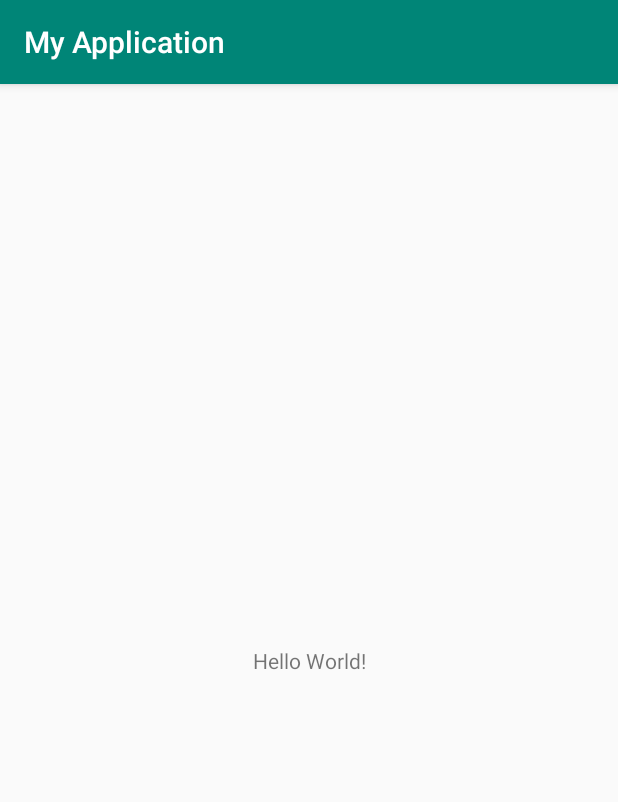
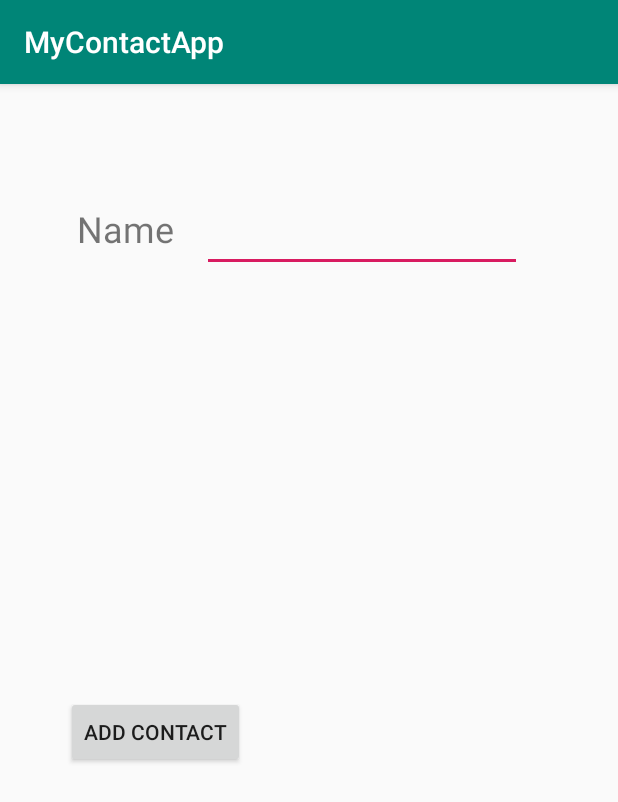
Before and after one commit to carneyb3592/CarneyBen_SQLnotes, an Android app: the screen it shows after launch (MainActivity), on a phone screen of 412 x 824 dp. Shown: the top 802 px of the screen. Run offline under Robolectric (Android 15) with nearby library versions, the phone set to English and light mode, and no system bars; 1 statement that could not run was skipped.

Commit message:
Updated SQL

```diff
--- a/app/build.gradle
+++ b/app/build.gradle
@@ -3,7 +3,7 @@ apply plugin: 'com.android.application'
 android {
     compileSdkVersion 28
     defaultConfig {
-        applicationId "com.example.myapplication"
+        applicationId "com.example.mycontactapp"
         minSdkVersion 19
         targetSdkVersion 28
         versionCode 1
--- a/app/src/main/AndroidManifest.xml
+++ b/app/src/main/AndroidManifest.xml
@@ -1,6 +1,6 @@
 <?xml version="1.0" encoding="utf-8"?>
 <manifest xmlns:android="http://schemas.android.com/apk/res/android"
-    package="com.example.myapplication">
+    package="com.example.mycontactapp">
 
     <application
         android:allowBackup="true"
--- /dev/null
+++ b/app/src/main/java/com/example/mycontactapp/DatabaseHelper.java
@@ -0,0 +1,59 @@
+package com.example.mycontactapp;
+
+import android.content.ContentValues;
+import android.content.Context;
+import android.database.sqlite.SQLiteDatabase;
+import android.database.sqlite.SQLiteOpenHelper;
+import android.support.annotation.IntegerRes;
+import android.support.annotation.Nullable;
+import android.util.Log;
+
+public class DatabaseHelper extends SQLiteOpenHelper {
+    public static final int DATABASE_VERSION = 1;
+    public static final String DATABASE_NAME = "Contact2019.db";
+    public static final String TABLE_NAME = "Contact2019_table";
+    public static final String ID = "ID";
+    public static final String COLUMN_NAME_CONTACT = "contact";
+    public static final String COLUMN_NAME_PHONE = "phone";
+    public static final String COLUMN_NAME_ADDRESS = "address";
+    public static final String SQL_CREATE_ENTRIES =
+            "CREATE TABLE " + TABLE_NAME + " (" +
+                    ID  + "INTEGER PRIMARY KEY AUTOINCREMENT," +
+                    COLUMN_NAME_CONTACT + " TEXT" + COLUMN_NAME_PHONE + "INTERGER" + COLUMN_NAME_ADDRESS + "TEXT)";
+
+    public static final String SQL_DELETE_ENTRIES =
+            "DROP TABLE IF EXISTS "  + TABLE_NAME;
+
+    public DatabaseHelper(Context context) {
+        super(context, DATABASE_NAME, null,  1);
+        SQLiteDatabase db = this.getWritableDatabase(); //FOR TEST ONLY, REMOVE LATER
+        Log.d("MyContactApp","DatabaseHelper: constructed the DatabaseHelper");
+    }
+
+    @Override
+    public void onCreate(SQLiteDatabase db) {
+        Log.d("MyContactApp","DatabaseHelper: creating db");
+        db.execSQL(SQL_CREATE_ENTRIES);
+    }
+
+    @Override
+    public void onUpgrade(SQLiteDatabase db, int oldVersion, int newVersion) {
+        db.execSQL(SQL_DELETE_ENTRIES);
+        onCreate(db);
+    }
+    public boolean insertData(String name){
+        Log.d("MyContactApp","DatabaseHelper: inserting data");
+        SQLiteDatabase db = getWritableDatabase();
+        ContentValues contentValues = new ContentValues();
+        contentValues.put(COLUMN_NAME_CONTACT,name);
+        long result = db.insert(TABLE_NAME, null, contentValues);
+        if(result == -1){
+            Log.d("MyContactApp","DatabaseHelper: Contact insert - FAILED");
+            return false;
+        }
+        else{
+            Log.d("MyContactApp","DatabaseHelper: Contact insert - PASSED");
+            return true;
+        }
+    }
+}
--- /dev/null
+++ b/app/src/main/java/com/example/mycontactapp/MainActivity.java
@@ -0,0 +1,36 @@
+package com.example.mycontactapp;
+
+import android.content.ContentValues;
+import android.database.sqlite.SQLiteDatabase;
+import android.support.v7.app.AppCompatActivity;
+import android.os.Bundle;
+import android.util.Log;
+import android.view.View;
+import android.widget.EditText;
+import android.widget.Toast;
+
+public class MainActivity extends AppCompatActivity {
+    DatabaseHelper myDb;
+    EditText editName;
+    @Override
+    protected void onCreate(Bundle savedInstanceState) {
+        super.onCreate(savedInstanceState);
+        setContentView(R.layout.activity_main);
+
+        editName = findViewById(R.id.editText_name);
+
+        myDb = new DatabaseHelper(this);
+        Log.d("MyContactApp","DatabaseHelper: instantiated the DatabaseHelper");
+
+    }
+    public void addData(View view){
+        boolean isInserted = myDb.insertData(editName.getText().toString());
+        if(isInserted == true){
+            Toast.makeText(MainActivity.this,"Success - contact inserted", Toast.LENGTH_LONG).show();
+        }
+        else{
+            Toast.makeText(MainActivity.this, "Failed - contact not insrted", Toast.LENGTH_LONG).show();
+        }
+    }
+
+}
--- a/app/src/main/res/layout/activity_main.xml
+++ b/app/src/main/res/layout/activity_main.xml
@@ -7,12 +7,37 @@
     tools:context=".MainActivity">
 
     <TextView
+        android:id="@+id/textView"
         android:layout_width="wrap_content"
         android:layout_height="wrap_content"
-        android:text="Hello World!"
-        app:layout_constraintBottom_toBottomOf="parent"
-        app:layout_constraintLeft_toLeftOf="parent"
+        android:layout_marginTop="80dp"
+        android:layout_marginRight="296dp"
+        android:text="Name"
+        android:textSize="24sp"
         app:layout_constraintRight_toRightOf="parent"
         app:layout_constraintTop_toTopOf="parent" />
 
+    <EditText
+        android:id="@+id/editText_name"
+        android:layout_width="wrap_content"
+        android:layout_height="wrap_content"
+        android:layout_marginStart="83dp"
+        android:layout_marginTop="80dp"
+        android:ems="10"
+        android:inputType="textPersonName"
+        android:textSize="18sp"
+        app:layout_constraintStart_toStartOf="@+id/textView"
+        app:layout_constraintTop_toTopOf="parent" />
+
+    <Button
+        android:id="@+id/button"
+        android:layout_width="wrap_content"
+        android:layout_height="wrap_content"
+        android:layout_marginStart="44dp"
+        android:layout_marginTop="408dp"
+        android:onClick="addData"
+        android:text="Add Contact"
+        app:layout_constraintStart_toStartOf="parent"
+        app:layout_constraintTop_toTopOf="parent" />
+
 </android.support.constraint.ConstraintLayout>
--- a/app/src/main/res/values/strings.xml
+++ b/app/src/main/res/values/strings.xml
@@ -1,3 +1,3 @@
 <resources>
-    <string name="app_name">My Application</string>
+    <string name="app_name">MyContactApp</string>
 </resources>
```
Also changed, not shown: app/src/main/java/com/example/myapplication/DatabaseHelper.java (deleted, +0 -38 lines), app/src/main/java/com/example/myapplication/MainActivity.java (deleted, +0 -13 lines), gradle/wrapper/gradle-wrapper.properties, 5 other files.
